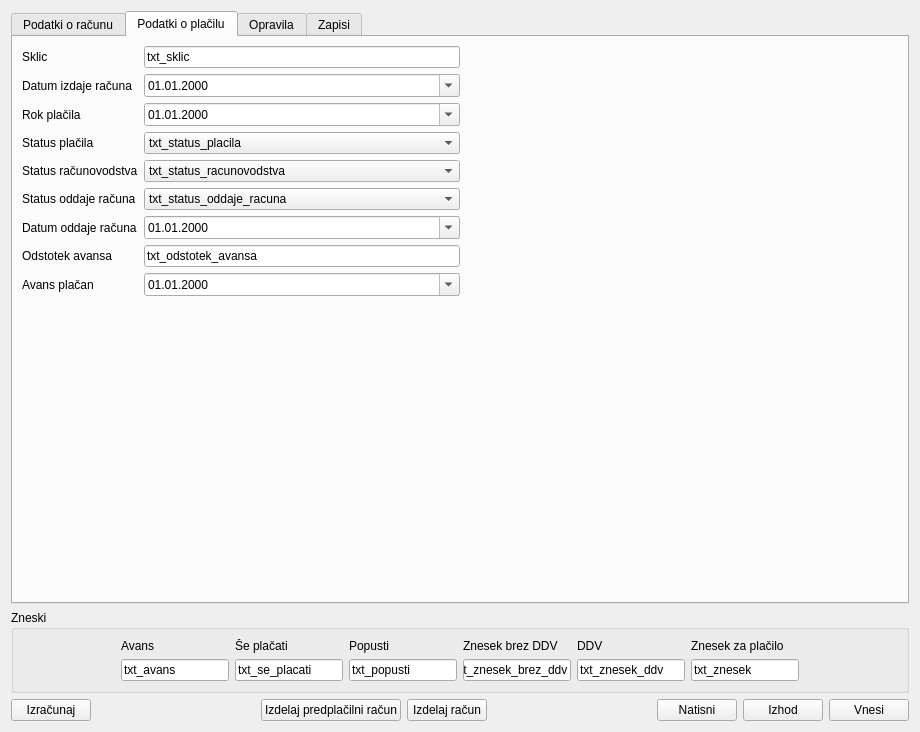
Qt form racun.ui (bubi-luka/BubiRacun) before a commit.
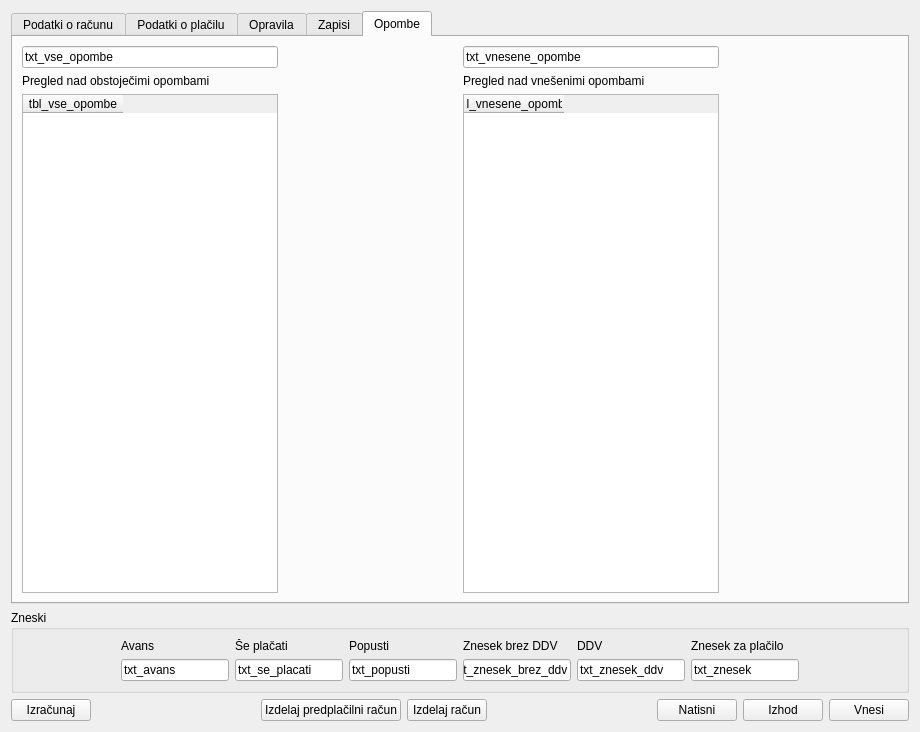
The same form after that commit.

Commit message:
Pri računih lahko dodajamo ali odstranjujemo opombe
Pri računih lahko z enostavnim dvoklikom dodamo ali odstranimo opombo k
računu. Opombe se shranijo k računu.
ureja #49

Patch:
```diff
--- a/racun.ui
+++ b/racun.ui
@@ -20,7 +20,7 @@
    <item>
     <widget class="QTabWidget" name="tab_racuni">
      <property name="currentIndex">
-      <number>1</number>
+      <number>4</number>
      </property>
      <widget class="QWidget" name="tab_podatki">
       <attribute name="title">
@@ -744,6 +744,111 @@
        </item>
       </layout>
      </widget>
+     <widget class="QWidget" name="tab_opombe">
+      <attribute name="title">
+       <string>Opombe</string>
+      </attribute>
+      <layout class="QHBoxLayout" name="horizontalLayout_10">
+       <item>
+        <layout class="QVBoxLayout" name="verticalLayout_3">
+         <item>
+          <widget class="QLineEdit" name="txt_vse_opombe">
+           <property name="text">
+            <string>txt_vse_opombe</string>
+           </property>
+          </widget>
+         </item>
+         <item>
+          <widget class="QLabel" name="label_25">
+           <property name="text">
+            <string>Pregled nad obstoječimi opombami</string>
+           </property>
+          </widget>
+         </item>
+         <item>
+          <widget class="QTableWidget" name="tbl_vse_opombe">
+           <property name="editTriggers">
+            <set>QAbstractItemView::NoEditTriggers</set>
+           </property>
+           <property name="selectionMode">
+            <enum>QAbstractItemView::SingleSelection</enum>
+           </property>
+           <property name="selectionBehavior">
+            <enum>QAbstractItemView::SelectRows</enum>
+           </property>
+           <column>
+            <property name="text">
+             <string>tbl_vse_opombe</string>
+            </property>
+           </column>
+          </widget>
+         </item>
+        </layout>
+       </item>
+       <item>
+        <spacer name="horizontalSpacer_13">
+         <property name="orientation">
+          <enum>Qt::Horizontal</enum>
+         </property>
+         <property name="sizeHint" stdset="0">
+          <size>
+           <width>170</width>
+           <height>20</height>
+          </size>
+         </property>
+        </spacer>
+       </item>
+       <item>
+        <layout class="QVBoxLayout" name="verticalLayout_2">
+         <item>
+          <widget class="QLineEdit" name="txt_vnesene_opombe">
+           <property name="text">
+            <string>txt_vnesene_opombe</string>
+           </property>
+          </widget>
+         </item>
+         <item>
+          <widget class="QLabel" name="label_24">
+           <property name="text">
+            <string>Pregled nad vnešenimi opombami</string>
+           </property>
+          </widget>
+         </item>
+         <item>
+          <widget class="QTableWidget" name="tbl_vnesene_opombe">
+           <property name="editTriggers">
+            <set>QAbstractItemView::NoEditTriggers</set>
+           </property>
+           <property name="selectionMode">
+            <enum>QAbstractItemView::SingleSelection</enum>
+           </property>
+           <property name="selectionBehavior">
+            <enum>QAbstractItemView::SelectRows</enum>
+           </property>
+           <column>
+            <property name="text">
+             <string>tbl_vnesene_opombe</string>
+            </property>
+           </column>
+          </widget>
+         </item>
+        </layout>
+       </item>
+       <item>
+        <spacer name="horizontalSpacer_14">
+         <property name="orientation">
+          <enum>Qt::Horizontal</enum>
+         </property>
+         <property name="sizeHint" stdset="0">
+          <size>
+           <width>170</width>
+           <height>20</height>
+          </size>
+         </property>
+        </spacer>
+       </item>
+      </layout>
+     </widget>
     </widget>
    </item>
    <item>
```
The commit also changes 4 other files.
